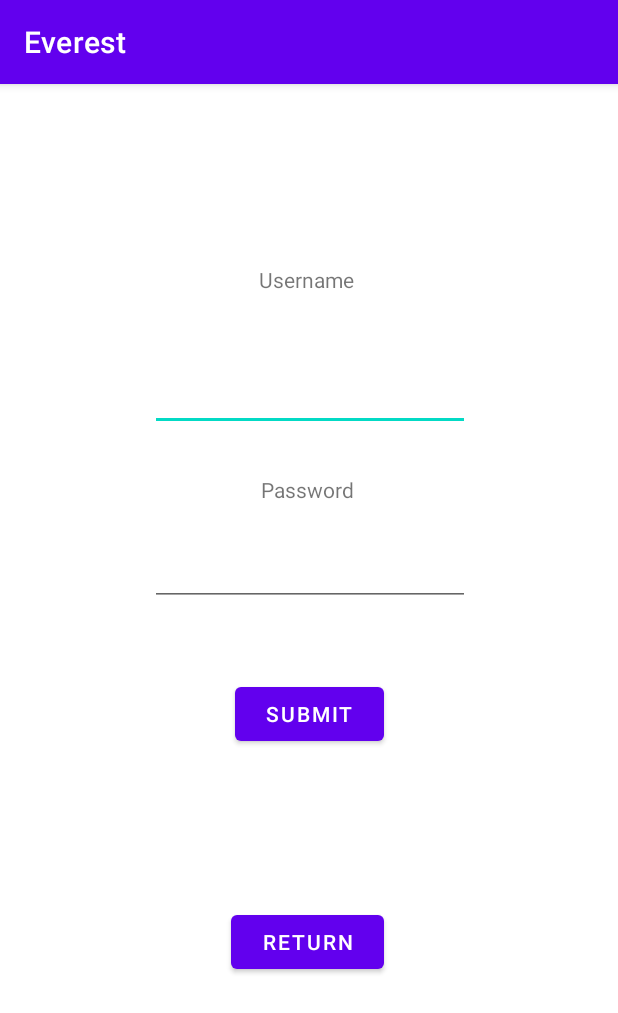
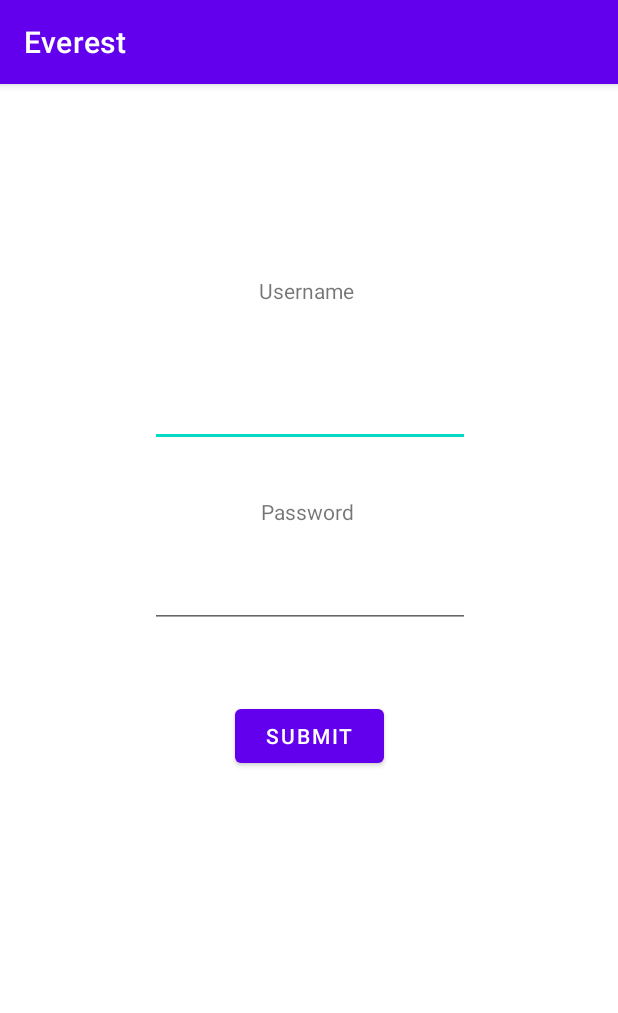
Before and after one commit to DAndyPhm0609/Everest, an Android app: the SignUp screen opened directly, with no data from a screen before it, on a phone screen of 412 x 824 dp. Shown: the top 1013 px of the screen. Run offline under Robolectric (Android 15) with nearby library versions, the phone set to English and light mode, and no system bars.

Commit message:
Sign In fixed

```diff
--- a/app/src/main/java/com/example/everest/SignUp.java
+++ b/app/src/main/java/com/example/everest/SignUp.java
@@ -10,7 +10,7 @@ import android.widget.EditText;
 import android.widget.TextView;
 
 public class SignUp extends AppCompatActivity {
-    Button submit, back;
+    Button submit;
     TextView name,pass;
     EditText regName,regPass;
     @Override
@@ -19,20 +19,13 @@ public class SignUp extends AppCompatActivity {
         setContentView(R.layout.activity_sign_up);
 
         submit = (Button) findViewById(R.id.submit);
-        back = (Button) findViewById(R.id.backBtn);
-        regName = (EditText) findViewById(R.id.regNameText);
+
+        regName = (EditText) findViewById(R.id.regEmailText);
         regPass = (EditText) findViewById(R.id.regPassText);
-        name = (TextView) findViewById(R.id.regNameId);
+        name = (TextView) findViewById(R.id.regEmailId);
         pass = (TextView) findViewById(R.id.regPassId);
 
-        back.setOnClickListener(new View.OnClickListener() {
-            @Override
-            public void onClick(View view) {
-                Intent i = new Intent(SignUp.this, MainActivity.class);
-                startActivity(i);
-                finish();
-            }
-        });
+
         submit.setOnClickListener(new View.OnClickListener() {
             @Override
             public void onClick(View view) {
--- a/app/src/main/res/layout/activity_sign_up.xml
+++ b/app/src/main/res/layout/activity_sign_up.xml
@@ -8,7 +8,7 @@
 
 
     <TextView
-        android:id="@+id/regNameId"
+        android:id="@+id/regEmailId"
         android:layout_width="wrap_content"
         android:layout_height="wrap_content"
         android:layout_marginStart="172dp"
@@ -22,7 +22,7 @@
         app:layout_constraintTop_toTopOf="parent" />
 
     <EditText
-        android:id="@+id/regNameText"
+        android:id="@+id/regEmailText"
         android:layout_width="wrap_content"
         android:layout_height="wrap_content"
         android:layout_marginStart="100dp"
@@ -36,7 +36,7 @@
         app:layout_constraintEnd_toEndOf="parent"
         app:layout_constraintHorizontal_bias="0.0"
         app:layout_constraintStart_toStartOf="parent"
-        app:layout_constraintTop_toBottomOf="@+id/regNameId"
+        app:layout_constraintTop_toBottomOf="@+id/regEmailId"
         tools:ignore="SpeakableTextPresentCheck" />
 
     <TextView
@@ -51,7 +51,7 @@
         app:layout_constraintBottom_toTopOf="@+id/regPassText"
         app:layout_constraintEnd_toEndOf="parent"
         app:layout_constraintStart_toStartOf="parent"
-        app:layout_constraintTop_toBottomOf="@+id/regNameText" />
+        app:layout_constraintTop_toBottomOf="@+id/regEmailText" />
 
     <EditText
         android:id="@+id/regPassText"
@@ -70,21 +70,6 @@
         tools:ignore="SpeakableTextPresentCheck" />
 
     <Button
-        android:id="@+id/backBtn"
-        android:layout_width="102dp"
-        android:layout_height="48dp"
-        android:layout_marginStart="154dp"
-        android:layout_marginTop="52dp"
-        android:layout_marginEnd="155dp"
-        android:layout_marginBottom="172dp"
-        android:text="Return"
-        app:layout_constraintBottom_toBottomOf="parent"
-        app:layout_constraintEnd_toEndOf="parent"
-        app:layout_constraintHorizontal_bias="0.0"
-        app:layout_constraintStart_toStartOf="parent"
-        app:layout_constraintTop_toBottomOf="@+id/submit" />
-
-    <Button
         android:id="@+id/submit"
         android:layout_width="99dp"
         android:layout_height="48dp"
@@ -92,9 +77,7 @@
         android:layout_marginStart="156dp"
         android:layout_marginTop="48dp"
         android:layout_marginEnd="156dp"
-        android:layout_marginBottom="52dp"
         android:text="Submit"
-        app:layout_constraintBottom_toTopOf="@+id/backBtn"
         app:layout_constraintEnd_toEndOf="parent"
         app:layout_constraintStart_toStartOf="parent"
         app:layout_constraintTop_toBottomOf="@+id/regPassText" />
```
Also changed, not shown: app/src/main/java/com/example/everest/Login.java (+16 -14 lines), app/src/main/res/layout/activity_login.xml (+66 -61 lines), app/src/debug/res/drawable-hdpi/backButton.png (added), app/src/debug/res/drawable-mdpi/backButton.png (added), app/src/debug/res/drawable-xhdpi/backButton.png (added), app/src/debug/res/drawable-xxhdpi/backButton.png (added), app/src/debug/res/drawable-xxxhdpi/backButton.png (added).
